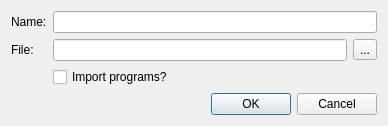
Above: molequeue/ui/importqueuedialog.ui from OpenChemistry/molequeue before the change. Below: the same form after it.
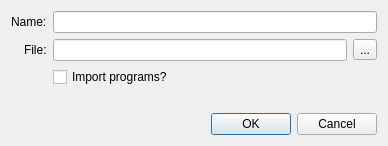
That is the form after the change.

```diff
--- a/molequeue/ui/importqueuedialog.ui
+++ b/molequeue/ui/importqueuedialog.ui
@@ -7,7 +7,7 @@
     <x>0</x>
     <y>0</y>
     <width>388</width>
-    <height>119</height>
+    <height>146</height>
    </rect>
   </property>
   <property name="windowTitle">
@@ -16,6 +16,9 @@
   <layout class="QVBoxLayout" name="verticalLayout">
    <item>
     <layout class="QFormLayout" name="formLayout">
+     <property name="labelAlignment">
+      <set>Qt::AlignRight|Qt::AlignTrailing|Qt::AlignVCenter</set>
+     </property>
      <item row="0" column="0">
       <widget class="QLabel" name="label">
        <property name="text">
```
Left out of the diff: 7 changed lines with no effect on the pictures.
